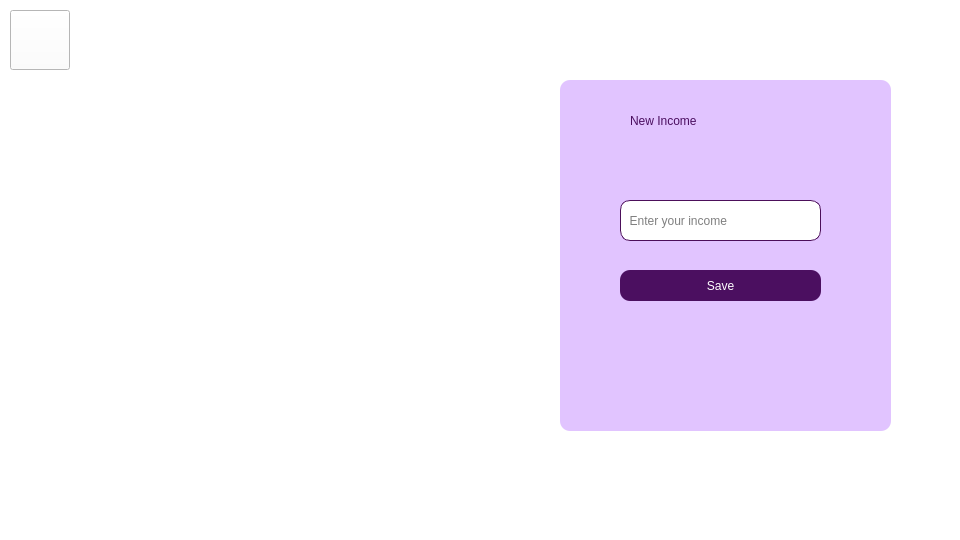
This is newincome.ui in Nirjaraa/spendwise as Qt 5 draws it before an edit. The edited form follows.
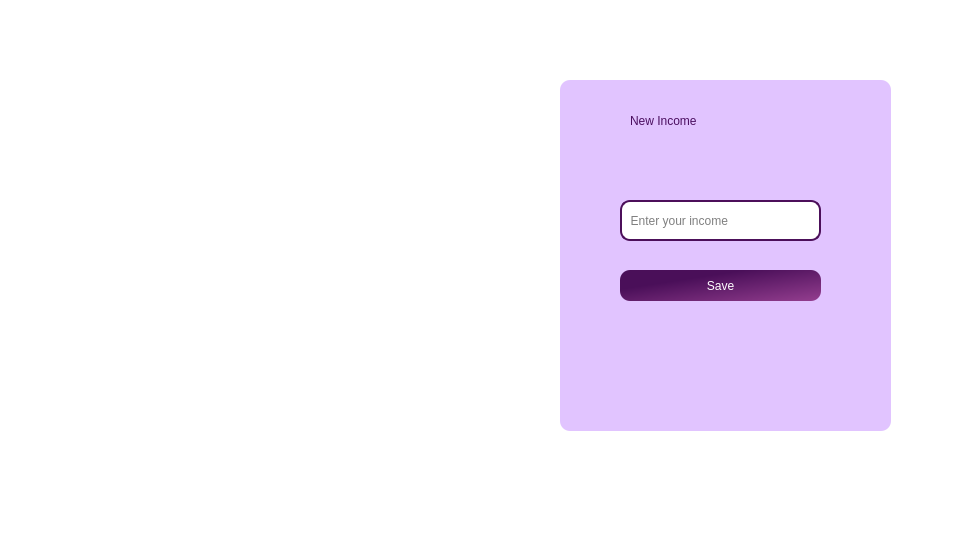
This is the edited form. Icons and pictures are not drawn.

Patch:
```diff
--- a/newincome.ui
+++ b/newincome.ui
@@ -43,7 +43,8 @@
      </rect>
     </property>
     <property name="styleSheet">
-     <string notr="true">image: url(:/resources/back.svg);</string>
+     <string notr="true">image: url(:/resources/back.svg);
+border:none;</string>
     </property>
     <property name="text">
      <string/>
@@ -63,7 +64,7 @@
 background-color:rgb(225,196,255);</string>
     </property>
     <property name="title">
-     <string> </string>
+     <string/>
     </property>
     <widget class="QLabel" name="label_3">
      <property name="geometry">
@@ -98,7 +99,7 @@
  color:black;
 font: 12pt &quot;Bahnschrift&quot;;
  background-color:white;
-border:1px solid rgb(76,15,90);</string>
+border:2px solid rgb(76,15,90);</string>
      </property>
      <property name="placeholderText">
       <string>  Enter your income</string>
@@ -115,16 +116,19 @@
      </property>
      <property name="styleSheet">
       <string notr="true">QPushButton {
+background-color: qlineargradient(spread:pad, x1:0, y1:0, x2:1, y2:1, stop:0.3125 rgba(74, 15, 89, 255), stop:1 rgba(148,62,143, 255));
     font: 9pt &quot;Bahnschrift&quot;;
-   
     color: rgb(255, 255, 255);
-    background-color: rgb(75, 15, 96);
+    
     border-radius: 10px;
+	
+	
 }
 
 QPushButton:hover {
     border: 2px solid white;
-	}
+}
+
 QPushButton:pressed {
     border: 2px solid rgb(75, 15, 96);
 	 background-color:white;
```
Left out of the diff: 3 changed lines with no effect on the pictures.
